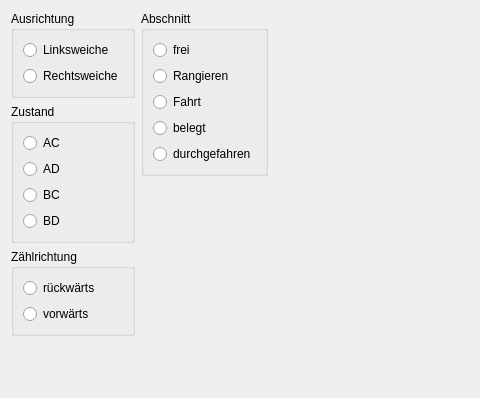
This is MRW-WidgetStudy/doublecrossswitchstudy.ui in stmork/mrw-track-control-ng as Qt 5 draws it before an edit; both pictures show x 0 to 480 and y 0 to 398 of the 952 by 522 pixel window. The edited form follows.
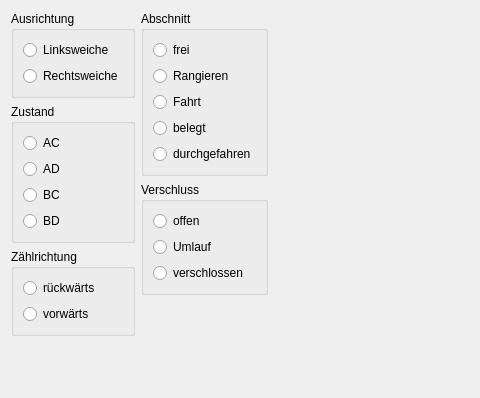
This is the edited form. Custom widgets are drawn as their Qt base class.

```diff
--- a/MRW-WidgetStudy/doublecrossswitchstudy.ui
+++ b/MRW-WidgetStudy/doublecrossswitchstudy.ui
@@ -160,6 +160,36 @@
        </layout>
       </widget>
      </item>
+     <item>
+      <widget class="QGroupBox" name="groupBox_5">
+       <property name="title">
+        <string>Verschluss</string>
+       </property>
+       <layout class="QVBoxLayout" name="verticalLayout_7">
+        <item>
+         <widget class="QRadioButton" name="openButton">
+          <property name="text">
+           <string>offen</string>
+          </property>
+         </widget>
+        </item>
+        <item>
+         <widget class="QRadioButton" name="transitButton">
+          <property name="text">
+           <string>Umlauf</string>
+          </property>
+         </widget>
+        </item>
+        <item>
+         <widget class="QRadioButton" name="closedButton">
+          <property name="text">
+           <string>verschlossen</string>
+          </property>
+         </widget>
+        </item>
+       </layout>
+      </widget>
+     </item>
      <item>
       <spacer name="verticalSpacer_2">
        <property name="orientation">
```
